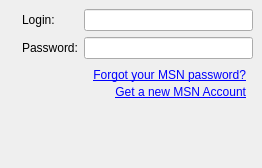
The window that wengophone/src/presentation/qt/imaccount/MSNSettings.ui (tkrotoff/WengoPhone) describes before a commit, drawn with Qt 5.
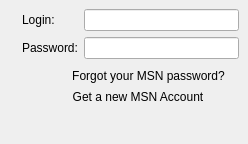
The same window after the commit. Icons and pictures are not drawn.

Commit message: - ProfileDetails.ui simplified - Replace QLabel by QToolButton when possible - Other minor modifications

```diff
--- a/wengophone/src/presentation/qt/imaccount/MSNSettings.ui
+++ b/wengophone/src/presentation/qt/imaccount/MSNSettings.ui
@@ -8,8 +8,8 @@
    <rect>
     <x>0</x>
     <y>0</y>
-    <width>262</width>
-    <height>168</height>
+    <width>248</width>
+    <height>144</height>
    </rect>
   </property>
   <property name="windowTitle" >
@@ -44,18 +44,12 @@
       <number>0</number>
      </property>
      <item row="0" column="1" >
-      <widget class="QLabel" name="forgotPasswordLabel" >
-       <property name="cursor" >
-        <cursor>13</cursor>
-       </property>
+      <widget class="QToolButton" name="forgotPasswordButton" >
        <property name="text" >
-        <string>&lt;span style=" text-decoration: underline; color:#0000ff;">Forgot your MSN password?&lt;/span></string>
+        <string>Forgot your MSN password?</string>
        </property>
-       <property name="textFormat" >
-        <enum>Qt::AutoText</enum>
-       </property>
-       <property name="alignment" >
-        <set>Qt::AlignRight|Qt::AlignTrailing|Qt::AlignVCenter</set>
+       <property name="autoRaise" >
+        <bool>true</bool>
        </property>
       </widget>
      </item>
@@ -70,15 +64,12 @@
       </widget>
      </item>
      <item row="1" column="1" >
-      <widget class="QLabel" name="createAccountLabel" >
-       <property name="cursor" >
-        <cursor>13</cursor>
-       </property>
+      <widget class="QToolButton" name="createAccountButton" >
        <property name="text" >
-        <string>&lt;span style=" text-decoration: underline; color:#0000ff;">Get a new MSN Account&lt;/span></string>
+        <string>Get a new MSN Account</string>
        </property>
-       <property name="alignment" >
-        <set>Qt::AlignRight|Qt::AlignTrailing|Qt::AlignVCenter</set>
+       <property name="autoRaise" >
+        <bool>true</bool>
        </property>
       </widget>
      </item>
```
Left out of the diff: 2 changed lines with no effect on the pictures. The commit also changes 40 other files.
